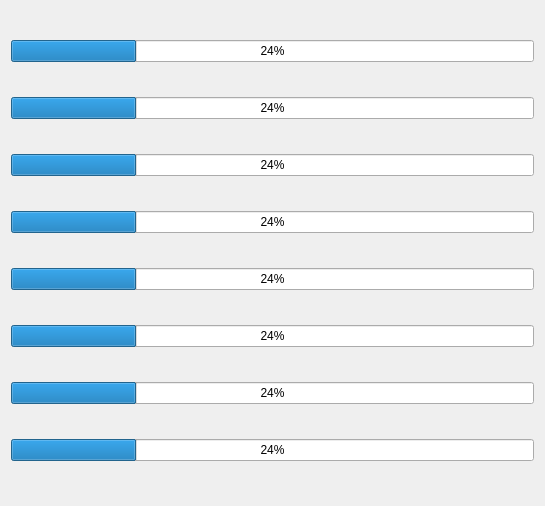
Before: the Qt Designer form src/cfclient/ui/tabs/locopositioning_tab.ui in bitcraze/crazyflie-clients-python, drawn with Qt 5.
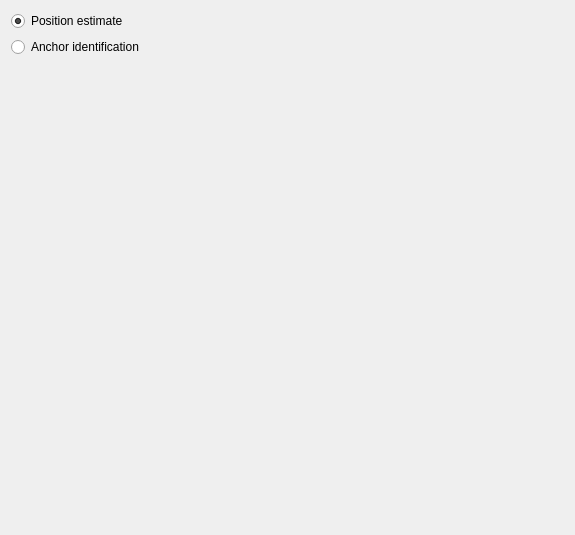
After: the same form once the commit is applied.

Commit message: #276 Added basic graphing of anchors and position for the Loco Positioning tab

Diff of the .ui file:
```diff
--- a/src/cfclient/ui/tabs/locopositioning_tab.ui
+++ b/src/cfclient/ui/tabs/locopositioning_tab.ui
@@ -6,8 +6,8 @@
    <rect>
     <x>0</x>
     <y>0</y>
-    <width>545</width>
-    <height>506</height>
+    <width>575</width>
+    <height>535</height>
    </rect>
   </property>
   <property name="windowTitle">
@@ -15,65 +15,47 @@
   </property>
   <layout class="QHBoxLayout" name="horizontalLayout">
    <item>
-    <layout class="QGridLayout" name="gridLayout" rowstretch="0,0,0,0,0,0,0,0" columnstretch="0" rowminimumheight="0,0,0,0,0,0,0,0">
+    <layout class="QGridLayout" name="gridLayout" rowstretch="0" columnstretch="0">
      <property name="leftMargin">
       <number>0</number>
      </property>
-     <item row="3" column="0">
-      <widget class="QProgressBar" name="anchor4_distance">
-       <property name="value">
-        <number>24</number>
-       </property>
-      </widget>
-     </item>
-     <item row="5" column="0">
-      <widget class="QProgressBar" name="anchor6_distance">
-       <property name="value">
-        <number>24</number>
-       </property>
-      </widget>
-     </item>
-     <item row="1" column="0">
-      <widget class="QProgressBar" name="anchor2_distance">
-       <property name="value">
-        <number>24</number>
-       </property>
-      </widget>
-     </item>
      <item row="0" column="0">
-      <widget class="QProgressBar" name="anchor1_distance">
-       <property name="value">
-        <number>24</number>
-       </property>
-      </widget>
-     </item>
-     <item row="2" column="0">
-      <widget class="QProgressBar" name="anchor3_distance">
-       <property name="value">
-        <number>24</number>
-       </property>
-      </widget>
-     </item>
-     <item row="4" column="0">
-      <widget class="QProgressBar" name="anchor5_distance">
-       <property name="value">
-        <number>24</number>
-       </property>
-      </widget>
-     </item>
-     <item row="6" column="0">
-      <widget class="QProgressBar" name="anchor7_distance">
-       <property name="value">
-        <number>24</number>
-       </property>
-      </widget>
-     </item>
-     <item row="7" column="0">
-      <widget class="QProgressBar" name="anchor8_distance">
-       <property name="value">
-        <number>24</number>
-       </property>
-      </widget>
+      <layout class="QGridLayout" name="plotLayout">
+       <item row="1" column="0">
+        <layout class="QVBoxLayout" name="_inputLayout">
+         <item>
+          <widget class="QRadioButton" name="_estimated_postion_button">
+           <property name="text">
+            <string>Position estimate</string>
+           </property>
+           <property name="checked">
+            <bool>true</bool>
+           </property>
+          </widget>
+         </item>
+         <item>
+          <widget class="QRadioButton" name="_id_anchor_button">
+           <property name="text">
+            <string>Anchor identification</string>
+           </property>
+          </widget>
+         </item>
+         <item>
+          <spacer name="verticalSpacer">
+           <property name="orientation">
+            <enum>Qt::Vertical</enum>
+           </property>
+           <property name="sizeHint" stdset="0">
+            <size>
+             <width>20</width>
+             <height>40</height>
+            </size>
+           </property>
+          </spacer>
+         </item>
+        </layout>
+       </item>
+      </layout>
      </item>
     </layout>
    </item>
```
The commit also changes 1 other file.
